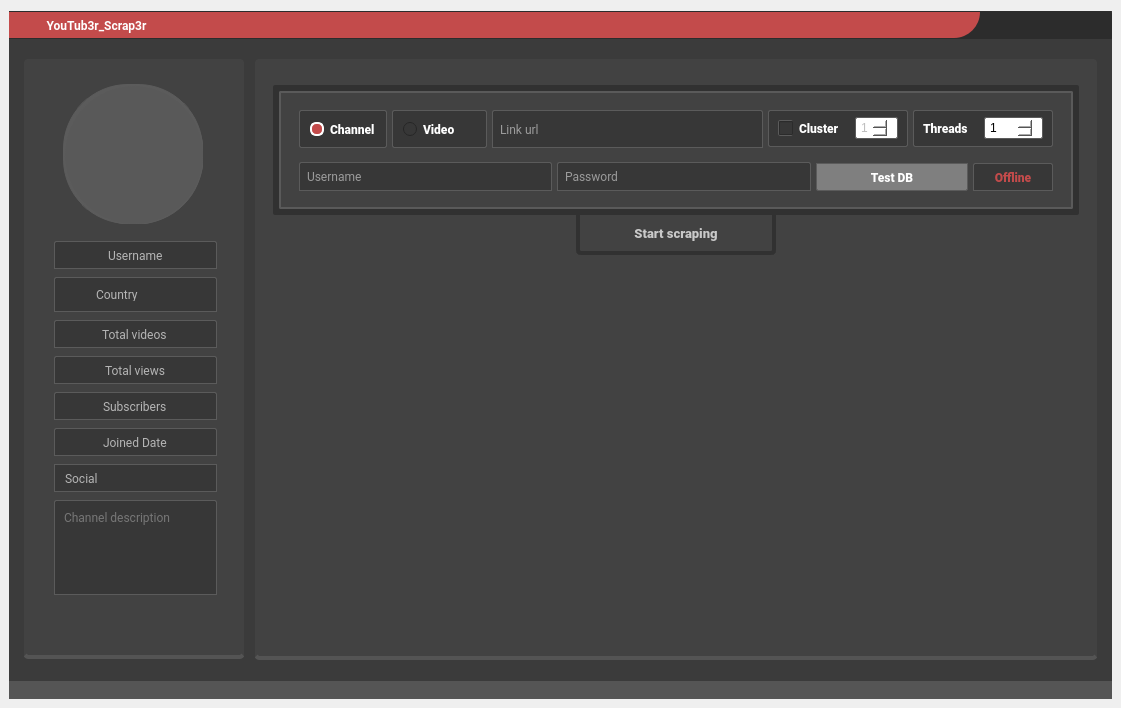
First picture: the form in ui/second_gui_style.ui, repository T4M1Z/GUI-PyQT5-Youtub3r_Scrap3r, before the edit.
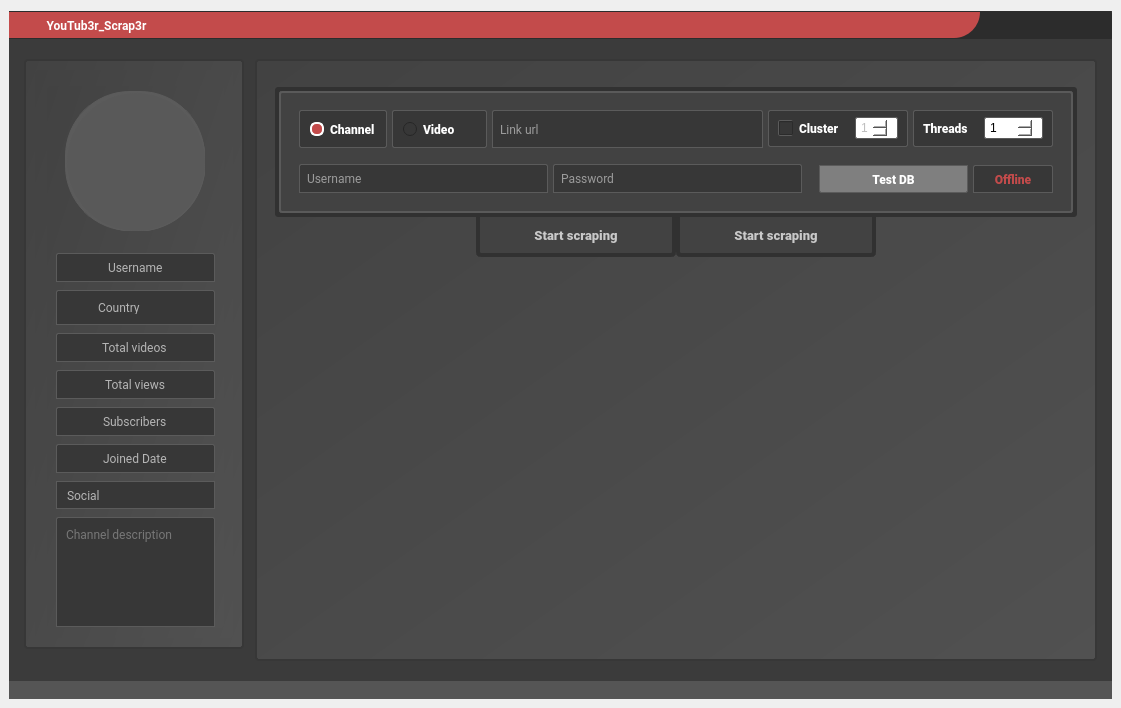
Second picture: the form after the edit. Icons and pictures are not drawn.

Commit message: modifca gif e design color

Patch:
```diff
--- a/ui/second_gui_style.ui
+++ b/ui/second_gui_style.ui
@@ -499,7 +499,7 @@
          <property name="frameShadow">
           <enum>QFrame::Raised</enum>
          </property>
-         <layout class="QHBoxLayout" name="horizontalLayout_6" stretch="1,120">
+         <layout class="QHBoxLayout" name="horizontalLayout_6" stretch="10,120">
           <property name="spacing">
            <number>11</number>
           </property>
@@ -513,7 +513,7 @@
            <number>15</number>
           </property>
           <property name="bottomMargin">
-           <number>21</number>
+           <number>20</number>
           </property>
           <item>
            <widget class="QFrame" name="frame_8">
@@ -529,7 +529,7 @@
             <property name="frameShadow">
              <enum>QFrame::Raised</enum>
             </property>
-            <layout class="QVBoxLayout" name="verticalLayout_6" stretch="1,10">
+            <layout class="QVBoxLayout" name="verticalLayout_6" stretch="0,0">
              <property name="spacing">
               <number>9</number>
              </property>
@@ -543,28 +543,29 @@
               <number>0</number>
              </property>
              <property name="bottomMargin">
-              <number>5</number>
+              <number>9</number>
              </property>
              <item>
-              <widget class="QFrame" name="frame_2">
+              <widget class="QFrame" name="frame_left">
                <property name="minimumSize">
                 <size>
                  <width>220</width>
-                 <height>600</height>
+                 <height>590</height>
                 </size>
                </property>
                <property name="maximumSize">
                 <size>
                  <width>220</width>
-                 <height>600</height>
+                 <height>590</height>
                 </size>
                </property>
                <property name="styleSheet">
                 <string notr="true">QFrame{
-background-color: rgb(66, 66, 66);
+	background-color: qlineargradient(spread:reflect, x1:0, y1:0, x2:1, y2:1, stop:0 rgba(66, 66, 66, 255), stop:1 rgba(81, 81, 81, 255));
+
 border-radius:4px;
+border:2px solid  rgb(55,55,55);
 
-	border-bottom: 4px solid rgb(84, 84, 84);
 
 
 }
@@ -583,6 +584,9 @@
                 <property name="leftMargin">
                  <number>9</number>
                 </property>
+                <property name="bottomMargin">
+                 <number>9</number>
+                </property>
                 <item>
                  <widget class="QFrame" name="frame_6">
                   <property name="minimumSize">
@@ -600,7 +604,7 @@
                   <property name="frameShadow">
                    <enum>QFrame::Raised</enum>
                   </property>
-                  <layout class="QVBoxLayout" name="verticalLayout_3" stretch="2,10">
+                  <layout class="QVBoxLayout" name="verticalLayout_3" stretch="2">
                    <property name="leftMargin">
                     <number>12</number>
                    </property>
@@ -639,6 +643,9 @@
                       </property>
                       <item>
                        <widget class="QFrame" name="frame_9">
+                        <property name="styleSheet">
+                         <string notr="true">background-color: qlineargradient(spread:reflect, x1:0, y1:0, x2:1, y2:1, stop:0 rgba(53, 59, 69, 0), stop:1 rgba(91, 99, 115, 0));</string>
+                        </property>
                         <property name="frameShape">
                          <enum>QFrame::StyledPanel</enum>
                         </property>
@@ -1256,19 +1263,6 @@
                      </layout>
                     </widget>
                    </item>
-                   <item>
-                    <spacer name="verticalSpacer">
-                     <property name="orientation">
-                      <enum>Qt::Vertical</enum>
-                     </property>
-                     <property name="sizeHint" stdset="0">
-                      <size>
-                       <width>20</width>
-                       <height>40</height>
-                      </size>
-                     </property>
-                    </spacer>
-                   </item>
                   </layout>
                  </widget>
                 </item>
@@ -1276,7 +1270,7 @@
               </widget>
              </item>
              <item>
-              <spacer name="verticalSpacer_2">
+              <spacer name="verticalSpacer">
                <property name="orientation">
                 <enum>Qt::Vertical</enum>
                </property>
@@ -1292,11 +1286,11 @@
            </widget>
           </item>
           <item>
-           <widget class="QFrame" name="frame_5">
+           <widget class="QFrame" name="frame_center">
             <property name="minimumSize">
              <size>
               <width>0</width>
-              <height>600</height>
+              <height>590</height>
              </size>
             </property>
             <property name="maximumSize">
@@ -1306,13 +1300,11 @@
              </size>
             </property>
             <property name="styleSheet">
-             <string notr="true">QFrame{
-background-color: rgb(66, 66, 66);
+             <string notr="true">QFrame {
+	background-color: qlineargradient(spread:reflect, x1:0, y1:0, x2:1, y2:1, stop:0 rgba(66, 66, 66, 255), stop:1 rgba(81, 81, 81, 255));
 border-radius:4px;
 
-	border-bottom: 4px solid rgb(84, 84, 84);
-
-
+border:2px solid  rgb(55,55,55);
 }
 </string>
             </property>
@@ -1347,7 +1339,8 @@
                 </size>
                </property>
                <property name="styleSheet">
-                <string notr="true">border:none</string>
+                <string notr="true">border:none;
+background-color: qlineargradient(spread:reflect, x1:0, y1:0, x2:1, y2:1, stop:0 rgba(53, 59, 69, 0), stop:1 rgba(91, 99, 115, 0));</string>
                </property>
                <property name="frameShape">
                 <enum>QFrame::StyledPanel</enum>
@@ -1381,7 +1374,7 @@
                   </property>
                   <property name="styleSheet">
                    <string notr="true">background-color: rgb(49, 49, 49);
-border-radius:2px;
+border-radius:3px;
 border:0px;</string>
                   </property>
                   <property name="frameShape">
@@ -1395,16 +1388,16 @@
                     <number>13</number>
                    </property>
                    <property name="leftMargin">
-                    <number>6</number>
+                    <number>4</number>
                    </property>
                    <property name="topMargin">
-                    <number>6</number>
+                    <number>4</number>
                    </property>
                    <property name="rightMargin">
-                    <number>6</number>
+                    <number>4</number>
                    </property>
                    <property name="bottomMargin">
-                    <number>6</number>
+                    <number>4</number>
                    </property>
                    <item>
                     <widget class="QFrame" name="frame_10">
@@ -1993,7 +1986,7 @@
                               <property name="frameShadow">
                                <enum>QFrame::Raised</enum>
                               </property>
-                              <layout class="QHBoxLayout" name="horizontalLayout_9" stretch="5,5,3,5">
+                              <layout class="QHBoxLayout" name="horizontalLayout_9" stretch="5,5,0,3,5">
                                <property name="spacing">
                                 <number>5</number>
                                </property>
@@ -2095,6 +2088,23 @@
                                  </property>
                                 </widget>
                                </item>
+                               <item>
+                                <layout class="QHBoxLayout" name="loading_db">
+                                 <property name="spacing">
+                                  <number>0</number>
+                                 </property>
+                                 <property name="leftMargin">
+                                  <number>0</number>
+                                 </property>
+                                 <item>
+                                  <widget class="QLabel" name="label_gif">
+                                   <property name="text">
+                                    <string/>
+                                   </property>
+                                  </widget>
+                                 </item>
+                                </layout>
+                               </item>
                                <item>
                                 <widget class="QPushButton" name="test_db_btn">
                                  <property name="enabled">
@@ -2266,7 +2276,8 @@
              <item>
               <widget class="QFrame" name="frame_30">
                <property name="styleSheet">
-                <string notr="true">border:none</string>
+                <string notr="true">background-color: qlineargradient(spread:reflect, x1:0, y1:0, x2:1, y2:1, stop:0 rgba(53, 59, 69, 0), stop:1 rgba(91, 99, 115, 0));
+border:none</string>
                </property>
                <property name="frameShape">
                 <enum>QFrame::StyledPanel</enum>
@@ -2297,6 +2308,54 @@
                   </property>
                  </spacer>
                 </item>
+                <item>
+                 <widget class="QPushButton" name="stop_scraping_btn">
+                  <property name="minimumSize">
+                   <size>
+                    <width>200</width>
+                    <height>40</height>
+                   </size>
+                  </property>
+                  <property name="maximumSize">
+                   <size>
+                    <width>200</width>
+                    <height>40</height>
+                   </size>
+                  </property>
+                  <property name="font">
+                   <font>
+                    <family>Roboto Black</family>
+                    <pointsize>10</pointsize>
+                   </font>
+                  </property>
+                  <property name="cursor">
+                   <cursorShape>PointingHandCursor</cursorShape>
+                  </property>
+                  <property name="styleSheet">
+                   <string notr="true">QPushButton{ 
+	border: 4px solid rgb(49, 49, 49);
+	border-top:0px;
+	background-color: rgb(66, 66, 66);
+	border-bottom-left-radius:5px;
+	border-bottom-right-radius:5px;
+	color: rgb(201, 201, 201);
+}
+
+QPushButton::hover{ 
+	background-color: rgb(76, 76, 76);
+	color: rgb(221, 221, 221);
+
+}
+
+QPushButton::pressed{
+	background-color: rgb(56, 56, 56);
+}</string>
+                  </property>
+                  <property name="text">
+                   <string>Start scraping</string>
+                  </property>
+                 </widget>
+                </item>
                 <item>
                  <widget class="QPushButton" name="start_scraping_btn">
                   <property name="minimumSize">
@@ -2361,6 +2420,9 @@
                </layout>
               </widget>
              </item>
+             <item>
+              <layout class="QVBoxLayout" name="selenium_layout"/>
+             </item>
              <item>
               <spacer name="verticalSpacer_4">
                <property name="orientation">
@@ -2482,7 +2544,8 @@
                <property name="styleSheet">
                 <string notr="true">image: url(:/16x16/icons/16x16/cil-caret-bottom.png);
 border:none;
-transform: rotate(20deg);</string>
+
+</string>
                </property>
                <property name="text">
                 <string/>
```
The commit also changes 10 other files.
